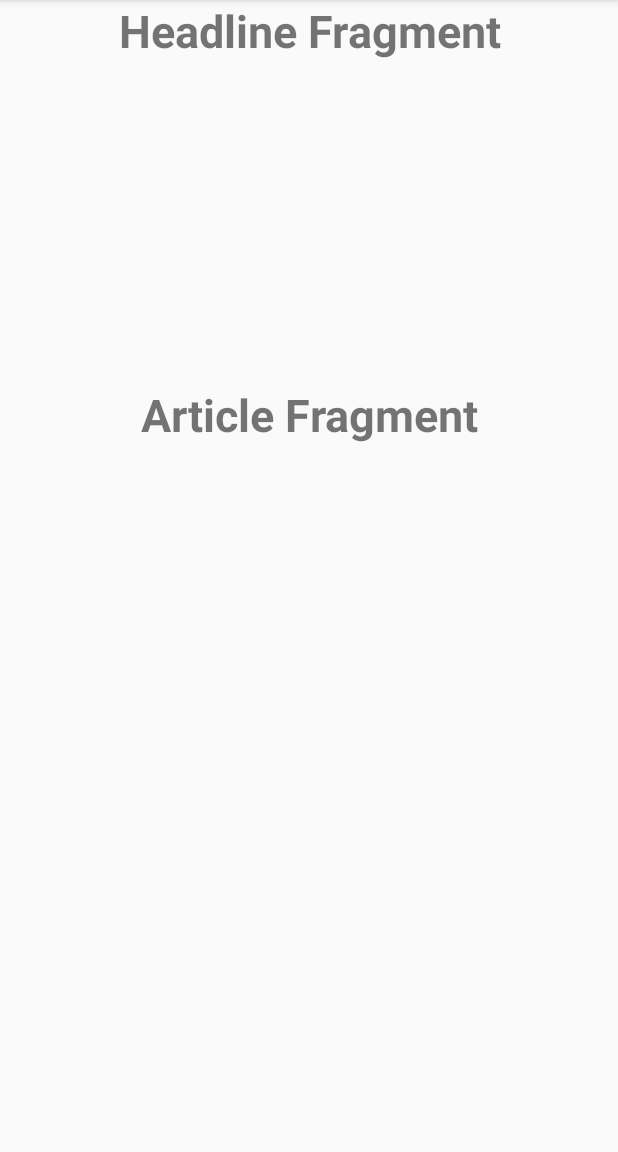
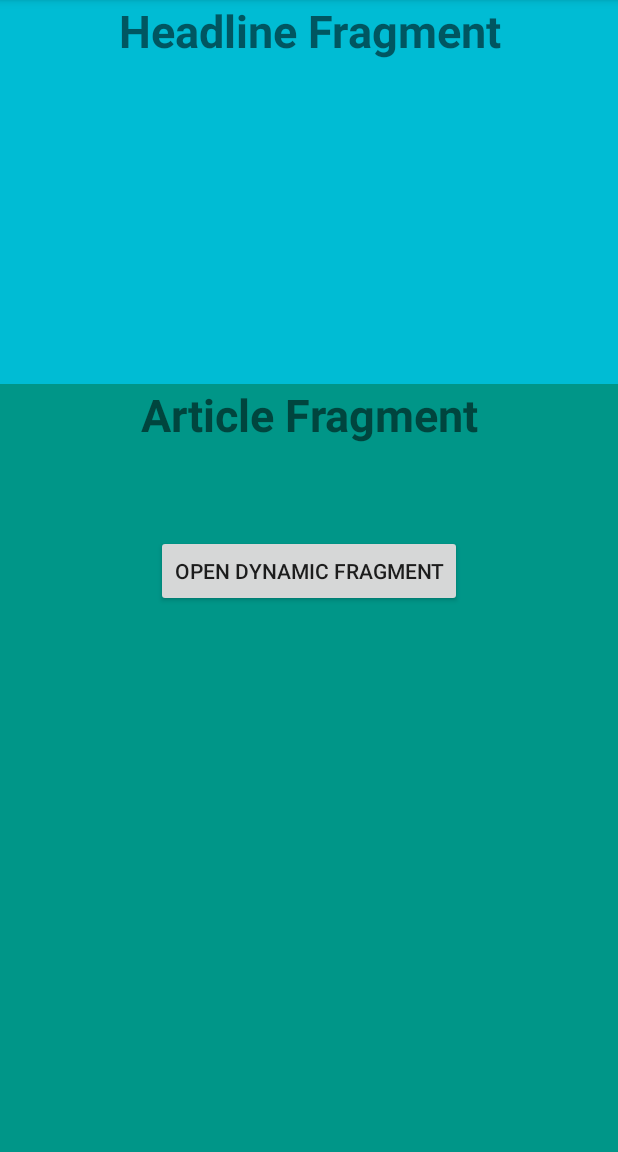
Before and after one commit to Davoleo/Java-Android, an Android app: the Article screen opened directly, with no data from a screen before it, on a phone screen of 412 x 824 dp, the part 84-1236 px from its top. Run offline under Robolectric (Android 15) with nearby library versions, the phone set to English and light mode, and no system bars.

Commit message:
Runtime Fragment add & replace

```diff
--- a/app/src/main/java/net/davoleo/java_android/fragment/Article.java
+++ b/app/src/main/java/net/davoleo/java_android/fragment/Article.java
@@ -15,13 +15,33 @@ import android.support.v4.app.Fragment;
 import android.view.LayoutInflater;
 import android.view.View;
 import android.view.ViewGroup;
+import android.widget.Button;
 import net.davoleo.java_android.R;
 
 public class Article extends Fragment {
 
+    private Button button;
+
+    public Article() {
+    }
+
     @Nullable
     @Override
     public View onCreateView(@NonNull LayoutInflater inflater, @Nullable ViewGroup container, @Nullable Bundle savedInstanceState) {
-        return inflater.inflate(R.layout.fragment_article, container, false);
+        View view = inflater.inflate(R.layout.fragment_article, container, false);
+
+        button = view.findViewById(R.id.buttonFragment);
+        button.setOnClickListener(new View.OnClickListener() {
+            @Override
+            public void onClick(View v) {
+
+                FragmentActivityExample.manager
+                        .beginTransaction()
+                        .replace(R.id.fragmentContainer, new DynamicFragment(), null)
+                        .commit();
+            }
+        });
+
+        return view;
     }
 }
--- a/app/src/main/java/net/davoleo/java_android/fragment/FragmentActivityExample.java
+++ b/app/src/main/java/net/davoleo/java_android/fragment/FragmentActivityExample.java
@@ -8,15 +8,26 @@
 
 package net.davoleo.java_android.fragment;
 
+import android.os.Bundle;
+import android.support.v4.app.FragmentManager;
 import android.support.v7.app.AppCompatActivity;
-import android.os.Bundle;
 import net.davoleo.java_android.R;
 
 public class FragmentActivityExample extends AppCompatActivity {
+
+    public static FragmentManager manager;
 
     @Override
     protected void onCreate(Bundle savedInstanceState) {
         super.onCreate(savedInstanceState);
         setContentView(R.layout.activity_fragment_example);
+
+        manager = getSupportFragmentManager();
+
+        if (findViewById(R.id.fragmentContainer) != null) {
+            //Return when the activity is resumed from a paused state
+            if (savedInstanceState != null)
+                return;
+        }
     }
 }
--- a/app/src/main/res/layout/activity_fragment_example.xml
+++ b/app/src/main/res/layout/activity_fragment_example.xml
@@ -6,7 +6,8 @@
         android:layout_width="match_parent"
         android:layout_height="match_parent"
         tools:context=".fragment.FragmentActivityExample"
-        android:orientation="vertical">
+        android:orientation="vertical"
+        android:id="@+id/fragmentContainer">
 
     <fragment
             android:layout_height="0dp"
--- a/app/src/main/res/layout/fragment_article.xml
+++ b/app/src/main/res/layout/fragment_article.xml
@@ -4,16 +4,26 @@
                                              xmlns:tools="http://schemas.android.com/tools"
                                              android:layout_width="match_parent"
                                              android:layout_height="match_parent"
-                                             tools:context=".fragment.Headline" android:id="@+id/frameLayout">
+                                             tools:context=".fragment.Headline"
+                                             android:background="@color/homeColor">
 
     <TextView
             android:layout_width="0dp"
-            android:layout_height="0dp"
+            android:layout_height="wrap_content"
             android:text="Article Fragment"
             android:id="@+id/textView5"
             app:layout_constraintTop_toTopOf="parent" app:layout_constraintStart_toStartOf="parent"
             app:layout_constraintBottom_toBottomOf="parent"
             app:layout_constraintVertical_bias="0.0" app:layout_constraintEnd_toEndOf="parent"
-            android:textAlignment="center" android:textStyle="bold" android:textSize="30sp"/>
+            android:textAlignment="center" android:textStyle="bold" android:textSize="30sp"
+            app:layout_constraintHorizontal_bias="0.0"/>
+    <Button
+            android:text="Open Dynamic Fragment"
+            android:layout_width="wrap_content"
+            android:layout_height="wrap_content"
+            android:id="@+id/buttonFragment" android:layout_marginTop="60dp"
+            app:layout_constraintTop_toBottomOf="@+id/textView5" app:layout_constraintEnd_toEndOf="parent"
+            android:layout_marginEnd="103dp" app:layout_constraintStart_toStartOf="parent"
+            android:layout_marginStart="103dp"/>
 
 </android.support.constraint.ConstraintLayout>
--- a/app/src/main/res/layout/fragment_headline.xml
+++ b/app/src/main/res/layout/fragment_headline.xml
@@ -4,7 +4,8 @@
                                              xmlns:tools="http://schemas.android.com/tools"
                                              android:layout_width="match_parent"
                                              android:layout_height="match_parent"
-                                             tools:context=".fragment.Headline" android:id="@+id/frameLayout">
+                                             tools:context=".fragment.Headline"
+                                             android:background="@color/firstFragmentColor"   >
 
     <TextView
             android:layout_width="0dp"
--- a/app/src/main/res/values/colors.xml
+++ b/app/src/main/res/values/colors.xml
@@ -4,4 +4,8 @@
     <color name="colorPrimaryDark">#303f9f</color>
     <color name="colorAccent">#FF4081</color>
     <color name="darkAqua">#3e86a0</color>
+
+    <color name="homeColor">#009688</color>
+    <color name="firstFragmentColor">#00BCD4</color>
+    <color name="secondFragmentColor">#CDDC39</color>
 </resources>
```
Also changed, not shown: app/src/main/java/net/davoleo/java_android/fragment/DynamicFragment.java (added, +22 -0 lines), app/src/main/res/layout/fragment_dynamic.xml (added, +22 -0 lines).
